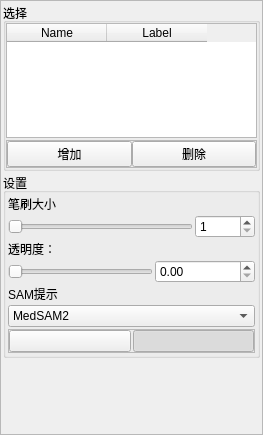
Old version of the form ui/SegmentDock.ui in the repository cjf128/PCViewer.
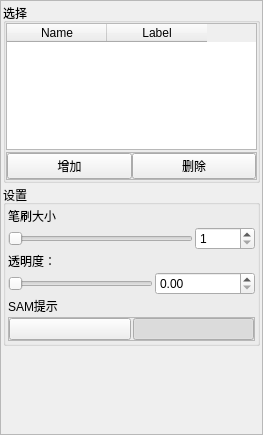
New version of the form.

What changed in the file:
```diff
--- a/ui/SegmentDock.ui
+++ b/ui/SegmentDock.ui
@@ -264,20 +264,6 @@
             </property>
            </widget>
           </item>
-          <item>
-           <widget class="QComboBox" name="comboBox">
-            <item>
-             <property name="text">
-              <string>MedSAM2</string>
-             </property>
-            </item>
-            <item>
-             <property name="text">
-              <string>MedSAM3</string>
-             </property>
-            </item>
-           </widget>
-          </item>
           <item>
            <widget class="QFrame" name="frame_2">
             <property name="frameShape">
```
